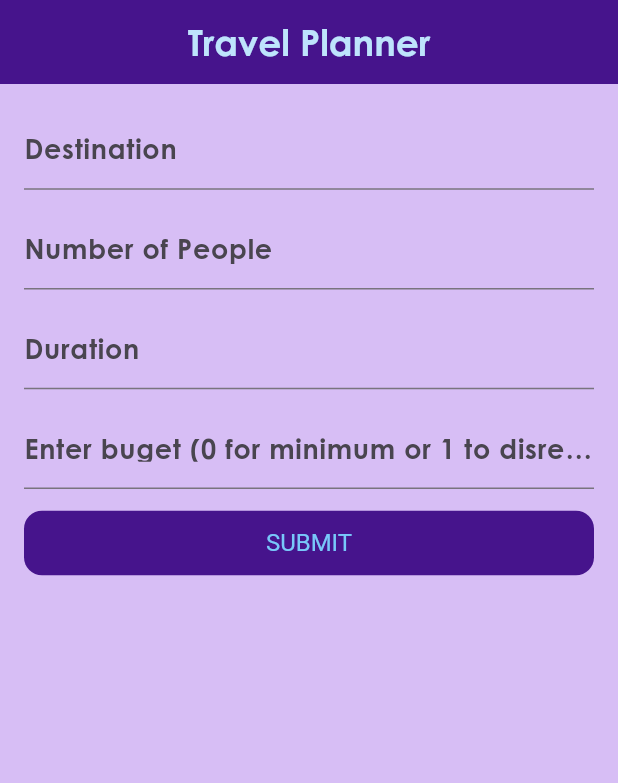
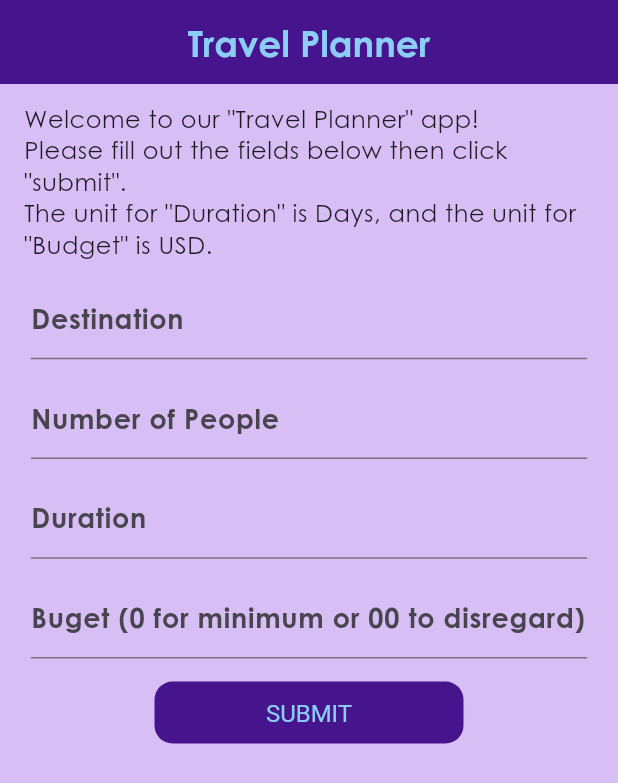
Before and after one commit to omar-alajami/Project_Travel_Planner, a Flutter app: the screen it shows after launch, on a phone screen of 412 x 824 dp. Shown: the top 783 px of the screen. Run offline on Flutter 3.47's test engine with Material 3 defaults, Android fonts, the light colour scheme and no system bars.

Commit message:
Made some UI adjustments

```diff
--- a/lib/backend_logic.dart
+++ b/lib/backend_logic.dart
@@ -90,11 +90,11 @@ class Destination{
     //'destinations' is supposed to have all destinations we create. You will never really use the "Destination" constructor alone, but do "addDestination(Destination(params))".
     static List<Destination> destinations = [
       Destination('UAE', 175, 400, 75, 180, 'AED', 3.67, 30, {'Burj Khalifa':60}),
-      Destination('TURKEY', 190, 420, 45, 120, 'TRY', 31, 15, {'Hagia Sophia':30}),
-      Destination('FRANCE', 300, 700, 65, 130, 'EUR', 0.9, 20, {'Eiffel Tower':25}),
-      Destination('GERMANY', 320, 750, 110, 200, 'EUR', 0.9, 40, {'Neuschwanstein Castle':40}),
-      Destination('EGYPT', 160, 380, 40, 90, 'EGP', 50, 10, {'Giza Pyramids':25}),
-      Destination('CYPRUS', 190, 450, 100, 190, 'EUR', 0.9, 35, {'Nissi Beach':5}),
+      Destination('TURKEY', 190, 420, 45, 120, 'TRY', 31, 15, {'The Hagia Sophia':30}),
+      Destination('FRANCE', 300, 700, 65, 130, 'EUR', 0.9, 20, {'The Eiffel Tower':25}),
+      Destination('GERMANY', 320, 750, 110, 200, 'EUR', 0.9, 40, {'The Neuschwanstein Castle':40}),
+      Destination('EGYPT', 160, 380, 40, 90, 'EGP', 50, 10, {'The Pyramids of Giza':25}),
+      Destination('ITALY', 290, 550, 65, 160, 'EUR', 0.9, 35, {'The Colosseum':50}),
     ];
 
     //constructor. There is no checking for any datafield, you can input whatever. We can later define currencies and only allow these currencies, make ticketPrice always positive, other bs.
--- a/lib/main.dart
+++ b/lib/main.dart
@@ -10,21 +10,16 @@ class MainApp extends StatelessWidget {
 
   static const Color appbarBackgroundColor = Color.fromARGB(255, 70, 20, 140);
   static const Color scaffoldBackgroundColor = Color.fromARGB(255, 215, 190, 245);
-  static const Color appbarForegroundColor = Color.fromARGB(255, 120, 200, 250);
+  static const Color appbarForegroundColor = Color.fromARGB(255, 140, 205, 245);
   static const Color textColor = Color.fromARGB(255, 30, 25, 35);
 
   @override
   Widget build(BuildContext context) {
+    final ScreenWidth = MediaQuery.of(context).size.width;
     return MaterialApp(
       theme: ThemeData(
         fontFamily: 'Century Gothic',
         appBarTheme: AppBarTheme(
-          titleTextStyle: TextStyle(
-            fontSize: 24,
-            fontWeight: FontWeight.bold,
-            fontFamily: 'Century Gothic',
-            color: const Color.fromARGB(255, 190, 228, 252),
-          ),
           backgroundColor: appbarBackgroundColor,
           foregroundColor: appbarForegroundColor,
           centerTitle: true,
@@ -42,6 +37,10 @@ class MainApp extends StatelessWidget {
             fontWeight: FontWeight.normal,
             color: textColor,
           ),
+          titleLarge: TextStyle(
+            fontSize: 24,
+            fontWeight: FontWeight.bold,
+          )
         ),
 
         textButtonTheme: TextButtonThemeData(
@@ -50,7 +49,8 @@ class MainApp extends StatelessWidget {
             foregroundColor: WidgetStateProperty.all(appbarForegroundColor),
             padding: WidgetStateProperty.all(EdgeInsets.symmetric(vertical: 12, horizontal: 20)),
             shape: WidgetStateProperty.all(RoundedRectangleBorder(borderRadius: BorderRadius.circular(12))),
-            textStyle: WidgetStateProperty.all(TextStyle(fontSize: 16))
+            textStyle: WidgetStateProperty.all(TextStyle(fontSize: 16)),
+            fixedSize: WidgetStateProperty.all(Size(ScreenWidth*0.5, (ScreenWidth*0.5)/5)),//FIX THIS: These values were given at random, check and give the correct values.
           )
         )
       ),
@@ -85,56 +85,87 @@ class _ReturnedState extends State<Returned>{
   }
 
   Widget swinger(){
-    if (dest == '') return submitTrip();
-    else return result();
+    if (dest == '') {return submitTrip();}
+    else {return result();}
   }
 
   Widget submitTrip(){
+    final double space = 12;
+    final ScreenWidth = MediaQuery.of(context).size.width;
+    final widthFactor = 0.9;
     return Center(
       child: ListView (
-        padding: EdgeInsets.fromLTRB(16, 8, 16, 8),
+        padding: EdgeInsets.fromLTRB(16, 12, 16, 12),
 
         children: [
           Padding(
-            padding: EdgeInsets.only(top: 8, bottom: 12),//I have no idea what the spaces are like, we can test the app and tweak the numbers and see which give the best look
+            padding: EdgeInsets.only(bottom: space),
+            child: Text(
+              'Welcome to our "Travel Planner" app!\nPlease fill out the fields below then click "submit".\nThe unit for "Duration" is Days, and the unit for "Budget" is USD.',
+              style: Theme.of(context).textTheme.bodySmall,
+            ),
+          ),
+
+          Padding(
+            padding: EdgeInsets.only(bottom: space),//I have no idea what the spaces are like, we can test the app and tweak the numbers and see which give the best look
+            child: Center(
+              child: SizedBox(
+                width: ScreenWidth*widthFactor,
                 child: TextField(
                   decoration: InputDecoration(labelText: 'Destination'),
                   onChanged: (gotDest){dest = gotDest;},
                   style: Theme.of(context).textTheme.bodySmall,
                 )
+              )
+            )
           ),
 
           Padding(
-            padding: EdgeInsets.only(bottom: 12),//I have no idea what the spaces are like, we can test the app and tweak the numbers and see which give the best look
+            padding: EdgeInsets.only(bottom: space),//I have no idea what the spaces are like, we can test the app and tweak the numbers and see which give the best look
+            child: Center(
+              child: SizedBox(
+                width: ScreenWidth*widthFactor,
                 child: TextField(
                   keyboardType: TextInputType.numberWithOptions(),
                   decoration: InputDecoration(labelText: 'Number of People'),
                   onChanged: (gotNb){nbOfPeople = int.tryParse(gotNb) ?? 0;},
                   style: Theme.of(context).textTheme.bodySmall,
                 )
+              )
+            )
           ),
 
           Padding(
-            padding: EdgeInsets.only(bottom: 12),//I have no idea what the spaces are like, we can test the app and tweak the numbers and see which give the best look
+            padding: EdgeInsets.only(bottom: space),//I have no idea what the spaces are like, we can test the app and tweak the numbers and see which give the best look
+            child: Center(
+              child: SizedBox(
+                width: ScreenWidth * widthFactor,
                 child: TextField(
                   keyboardType: TextInputType.numberWithOptions(),
                   decoration: InputDecoration(labelText: 'Duration'),
                   onChanged: (gotDur){duration = int.tryParse(gotDur) ?? 0;},
                   style: Theme.of(context).textTheme.bodySmall,
                 ),
+              )
+            )
           ),
 
           Padding(
-            padding: EdgeInsets.only(bottom: 12),//I have no idea what the spaces are like, we can test the app and tweak the numbers and see which give the best look
+            padding: EdgeInsets.only(bottom: space),//I have no idea what the spaces are like, we can test the app and tweak the numbers and see which give the best look
+            child: Center(
+              child: SizedBox(
+                width: ScreenWidth*widthFactor,
                 child: TextField(
                   keyboardType: TextInputType.numberWithOptions(),
-              decoration: InputDecoration(labelText: 'Enter buget (0 for minimum or 1 to disregard)'),
+                  decoration: InputDecoration(labelText: 'Buget (0 for minimum or 00 to disregard)'),
                   onChanged: (gotBud){budget = parseBud(gotBud);},
                   style: Theme.of(context).textTheme.bodySmall,
+                )
               ),
+            )
           ),
 
-          TextButton(onPressed: (){setState((){});}, child: Text('SUBMIT'))
+          Center(child: TextButton(onPressed: (){setState((){});}, child: Text('SUBMIT')))
         ]
       ),
     );
@@ -177,8 +208,9 @@ class _ReturnedState extends State<Returned>{
 
 
   int parseBud(String a){
-    int b = int.tryParse(a) ?? -2;
-    if (b == 1) {b = -1;}
-    return b;
+    a = a.trim();
+    if (a == '0') {return 0;}
+    else if (a == '00') {return -1;}
+    return int.tryParse(a) ?? -2;
   }
 }
```
Lines whose indentation alone changed are shown as unchanged.
